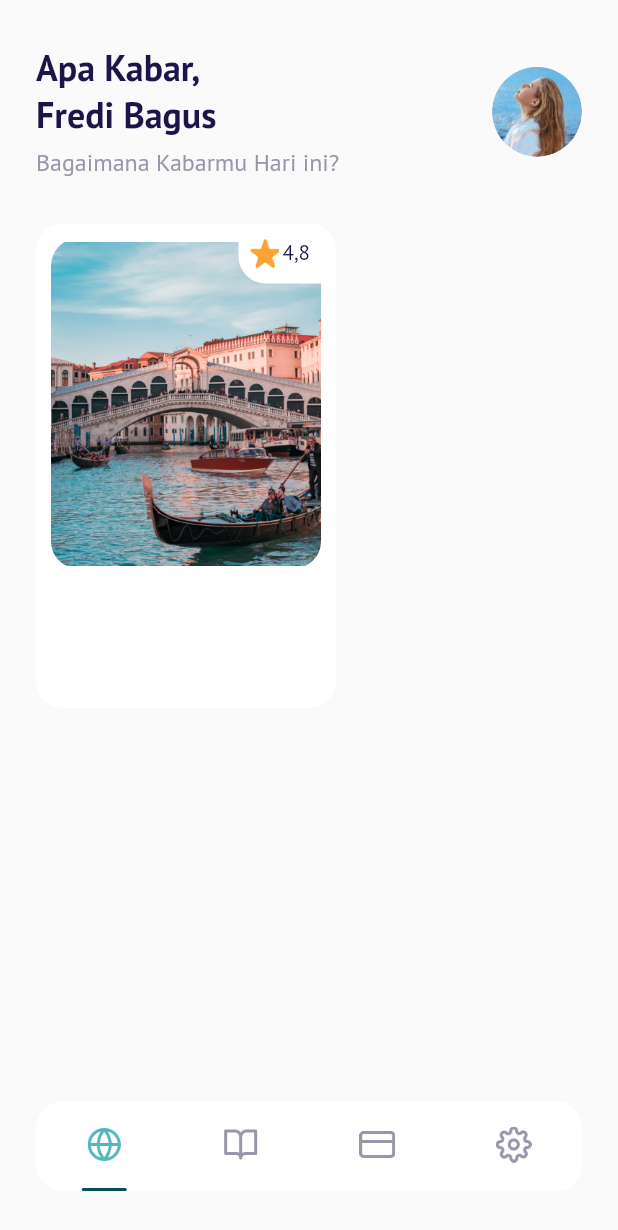
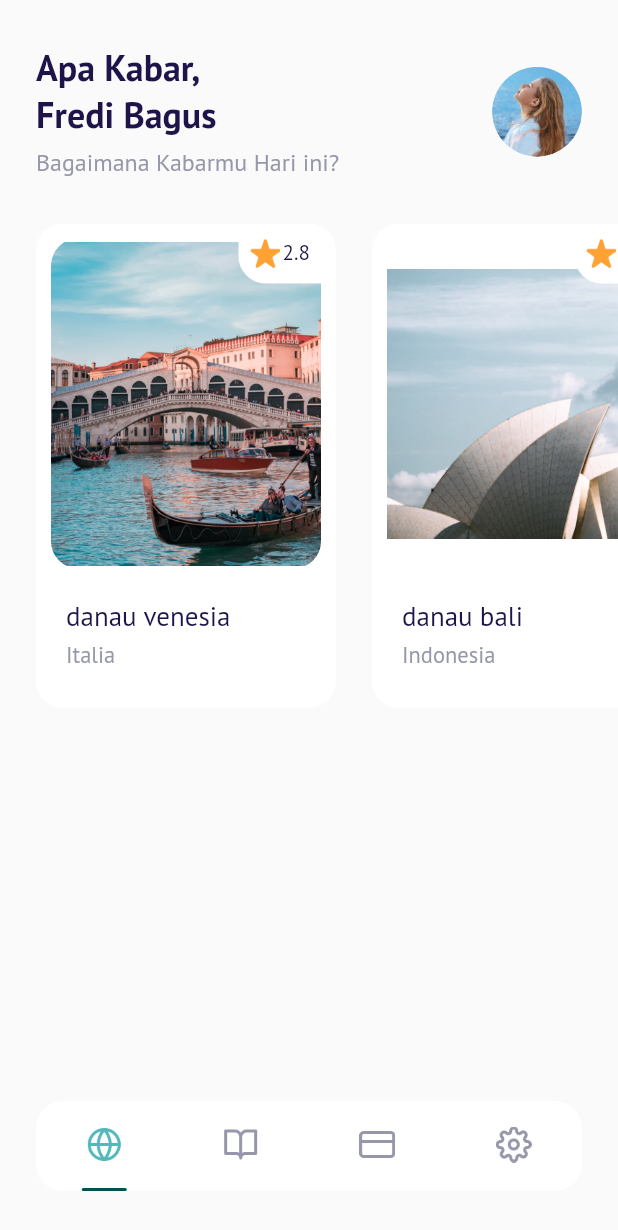
Before and after one commit to fredibagus12/terbangin-apps, a Flutter app: the MainPage screen opened by its route, on a phone screen of 412 x 824 dp. Shown: the top 1230 px of the screen. Run offline on Flutter 3.47's test engine with Material 2 defaults, Android fonts, the phone set to English and light mode, and no system bars; our stand-ins replace google_fonts.

Commit message:
Slicing Home - Bagian Popular Destinations 2

```diff
--- /dev/null
+++ b/terbangin/lib/ui/pages/destination_card.dart
@@ -0,0 +1,130 @@
+import 'package:flutter/material.dart';
+import 'package:terbangin/shared/theme.dart';
+
+class DestinationCard extends StatelessWidget {
+  final String imageUrl;
+  final String name;
+  final String city;
+  final double rating;
+  const DestinationCard(
+      {Key? key,
+      required this.imageUrl,
+      required this.name,
+      required this.city,
+      this.rating = 0.0})
+      : super(key: key);
+
+  @override
+  Widget build(BuildContext context) {
+    return Container(
+      width: 200,
+      height: 323,
+      margin: EdgeInsets.only(
+        left: defaultMargin,
+      ),
+      // ignore: prefer_const_constructors
+      padding: EdgeInsets.all(10),
+      decoration: BoxDecoration(
+        borderRadius: BorderRadius.circular(18),
+        color: kWhiteColor,
+      ),
+      child: Column(
+        crossAxisAlignment: CrossAxisAlignment.start,
+        children: [
+          Container(
+            width: 180,
+            height: 220,
+            // ignore: prefer_const_constructors
+            margin: EdgeInsets.only(bottom: 20),
+            // ignore: prefer_const_constructors
+            decoration: BoxDecoration(
+              borderRadius: BorderRadius.circular(18),
+              // ignore: prefer_const_constructors
+              image: DecorationImage(
+                // ignore: prefer_const_constructors
+                image: AssetImage(
+                  imageUrl,
+                ),
+              ),
+            ),
+            child: Align(
+              alignment: Alignment.topRight,
+              child: Container(
+                width: 55,
+                height: 30,
+                // ignore: prefer_const_constructors
+
+                decoration: BoxDecoration(
+                  color: kWhiteColor,
+                  // ignore: prefer_const_constructors
+
+                  // ignore: prefer_const_constructors
+                  borderRadius: BorderRadius.only(
+                    // ignore: prefer_const_constructors
+                    bottomLeft: Radius.circular(18),
+                  ),
+                ),
+                child: Row(
+                  crossAxisAlignment: CrossAxisAlignment.start,
+                  mainAxisAlignment: MainAxisAlignment.center,
+                  children: [
+                    Container(
+                      width: 20,
+                      height: 20,
+                      // ignore: prefer_const_constructors
+                      margin: EdgeInsets.only(right: 2),
+                      // ignore: prefer_const_constructors
+                      decoration: BoxDecoration(
+                        // ignore: prefer_const_constructors
+                        image: DecorationImage(
+                          // ignore: prefer_const_constructors
+                          image: AssetImage(
+                            'assets/star.png',
+                          ),
+                        ),
+                      ),
+                    ),
+                    Text(
+                      rating.toString(),
+                      style: blackTextStyle.copyWith(
+                        fontWeight: medium,
+                      ),
+                    ),
+                  ],
+                ),
+              ),
+            ),
+          ),
+          // ignore: avoid_unnecessary_containers
+          Container(
+            // ignore: prefer_const_constructors
+            margin: EdgeInsets.only(left: 10),
+            child: Column(
+              crossAxisAlignment: CrossAxisAlignment.start,
+              children: [
+                Text(
+                  name,
+                  style: blackTextStyle.copyWith(
+                    fontSize: 18,
+                    fontWeight: medium,
+                  ),
+                ),
+                // ignore: prefer_const_constructors
+                SizedBox(
+                  height: 5,
+                ),
+                Text(
+                  city,
+                  style: greyTextStyle.copyWith(
+                    fontSize: 15,
+                    fontWeight: light,
+                  ),
+                ),
+              ],
+            ),
+          ),
+        ],
+      ),
+    );
+  }
+}
--- a/terbangin/lib/ui/pages/home_page.dart
+++ b/terbangin/lib/ui/pages/home_page.dart
@@ -1,5 +1,8 @@
+// ignore_for_file: prefer_const_constructors
+
 import 'package:flutter/material.dart';
 import 'package:terbangin/shared/theme.dart';
+import 'package:terbangin/ui/pages/destination_card.dart';
 
 class HomePage extends StatelessWidget {
   const HomePage({Key? key}) : super(key: key);
@@ -43,13 +46,9 @@ class HomePage extends StatelessWidget {
             Container(
               width: 60,
               height: 60,
-
-              // ignore: prefer_const_constructors
               decoration: BoxDecoration(
                 shape: BoxShape.circle,
-                // ignore: prefer_const_constructors
                 image: DecorationImage(
-                  // ignore: prefer_const_constructors
                   image: AssetImage(
                     'assets/image_profil.png',
                   ),
@@ -63,90 +62,68 @@ class HomePage extends StatelessWidget {
 
     Widget popularDestinations() {
       return Container(
-        // ignore: prefer_const_constructors
         margin: EdgeInsets.only(top: 30),
+        child: SingleChildScrollView(
+          scrollDirection: Axis.horizontal,
           child: Row(
+            // ignore: prefer_const_literals_to_create_immutables
             children: [
-            Container(
-              width: 200,
-              height: 323,
-              margin: EdgeInsets.only(
-                left: defaultMargin,
+              DestinationCard(
+                name: 'danau venesia',
+                city: 'Italia',
+                imageUrl: 'assets/image_destination_1.png',
+                rating: 2.8,
               ),
-              // ignore: prefer_const_constructors
-              padding: EdgeInsets.all(10),
-              decoration: BoxDecoration(
-                borderRadius: BorderRadius.circular(18),
-                color: kWhiteColor,
+              DestinationCard(
+                name: 'danau bali',
+                city: 'Indonesia',
+                imageUrl: 'assets/image_destination_2.png',
+                rating: 3.7,
               ),
-              child: Column(
-                children: [
-                  Container(
-                    width: 180,
-                    height: 220,
-                    // ignore: prefer_const_constructors
-                    decoration: BoxDecoration(
-                      borderRadius: BorderRadius.circular(18),
-                      // ignore: prefer_const_constructors
-                      image: DecorationImage(
-                        // ignore: prefer_const_constructors
-                        image: AssetImage(
-                          'assets/image_destination_1.png',
+              DestinationCard(
+                name: 'Sidney',
+                city: 'Australia',
+                imageUrl: 'assets/image_destination_3.png',
+                rating: 4.8,
               ),
+              DestinationCard(
+                name: 'danau venesia',
+                city: 'Italia',
+                imageUrl: 'assets/image_destination_4.png',
+                rating: 2.8,
               ),
+              DestinationCard(
+                name: 'danau bali',
+                city: 'Indonesia',
+                imageUrl: 'assets/image_destination_5.png',
+                rating: 3.7,
               ),
-                    child: Align(
-                      alignment: Alignment.topRight,
-                      child: Container(
-                        width: 55,
-                        height: 30,
-                        // ignore: prefer_const_constructors
-
-                        decoration: BoxDecoration(
-                          color: kWhiteColor,
-                          // ignore: prefer_const_constructors
-
-                          // ignore: prefer_const_constructors
-                          borderRadius: BorderRadius.only(
-                            // ignore: prefer_const_constructors
-                            bottomLeft: Radius.circular(18),
+              DestinationCard(
+                name: 'Sidney',
+                city: 'Australia',
+                imageUrl: 'assets/image_destination_6.png',
+                rating: 4.8,
               ),
+              DestinationCard(
+                name: 'danau venesia',
+                city: 'Italia',
+                imageUrl: 'assets/image_destination_7.png',
+                rating: 2.8,
               ),
-                        child: Row(
-                          crossAxisAlignment: CrossAxisAlignment.start,
-                          mainAxisAlignment: MainAxisAlignment.center,
-                          children: [
-                            Container(
-                              width: 20,
-                              height: 20,
-                              // ignore: prefer_const_constructors
-                              margin: EdgeInsets.only(right: 2),
-                              // ignore: prefer_const_constructors
-                              decoration: BoxDecoration(
-                                // ignore: prefer_const_constructors
-                                image: DecorationImage(
-                                  // ignore: prefer_const_constructors
-                                  image: AssetImage(
-                                    'assets/star.png',
+              DestinationCard(
+                name: 'danau bali',
+                city: 'Indonesia',
+                imageUrl: 'assets/image_destination_8.png',
+                rating: 3.7,
               ),
-                                ),
-                              ),
-                            ),
-                            Text(
-                              '4,8',
-                              style: blackTextStyle.copyWith(
-                                fontWeight: medium,
-                              ),
+              DestinationCard(
+                name: 'Sidney',
+                city: 'Australia',
+                imageUrl: 'assets/image_destination_9.png',
+                rating: 4.8,
               ),
             ],
           ),
-                      ),
-                    ),
-                  )
-                ],
-              ),
-            ),
-          ],
         ),
       );
     }
```
Lines whose indentation alone changed are shown as unchanged.
